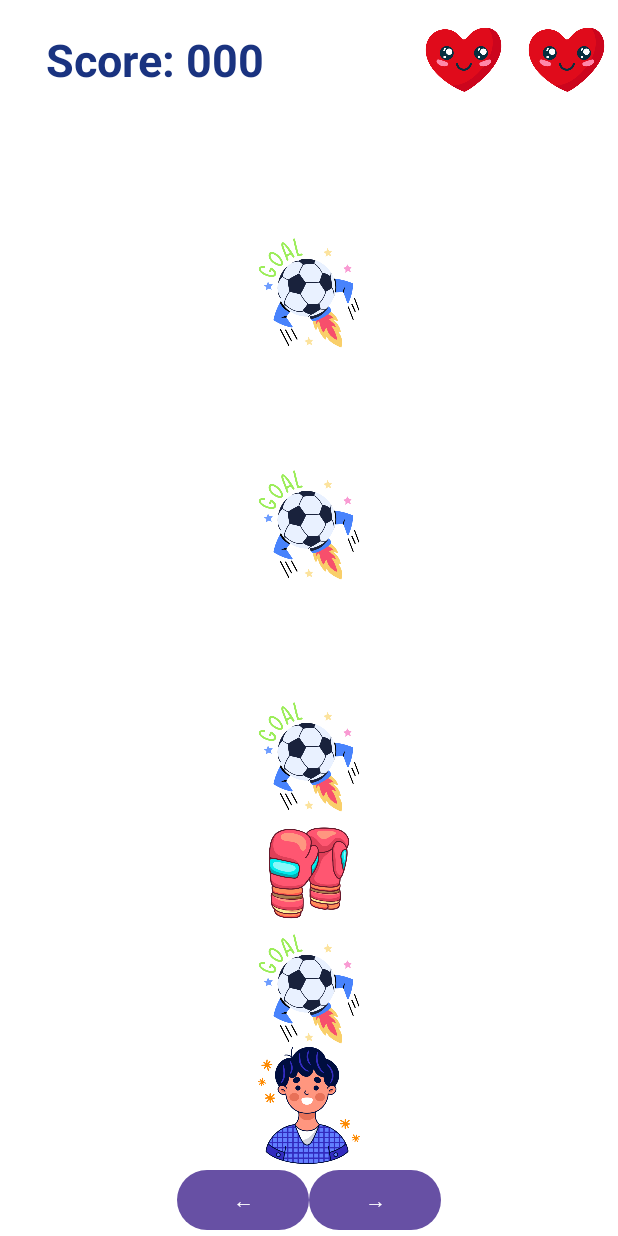
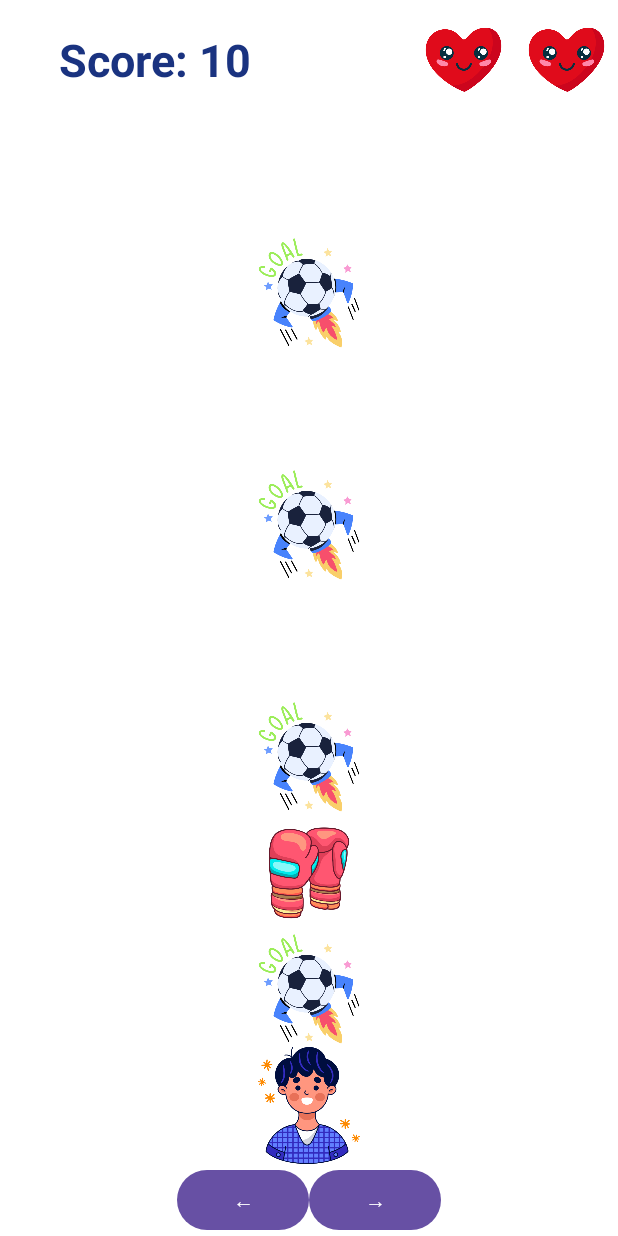
Before and after one commit to GalAngel15/Andorid_Project, an Android app: the screen it shows after launch (MainActivity), after a tap on an icon or button, on a phone screen of 412 x 824 dp. Run offline under Robolectric (Android 15) with nearby library versions, the phone set to English and light mode, and no system bars; 1 other tap on this screen came first.

Commit message:
updates
* need to check vibration
* need to update string

```diff
--- a/carGame/app/src/main/AndroidManifest.xml
+++ b/carGame/app/src/main/AndroidManifest.xml
@@ -1,7 +1,7 @@
 <?xml version="1.0" encoding="utf-8"?>
 <manifest xmlns:android="http://schemas.android.com/apk/res/android"
     xmlns:tools="http://schemas.android.com/tools">
-
+    <uses-permission android:name="android.permission.VIBRATE" />
     <application
         android:allowBackup="true"
         android:dataExtractionRules="@xml/data_extraction_rules"
--- a/carGame/app/src/main/java/com/example/cargame/MainActivity.java
+++ b/carGame/app/src/main/java/com/example/cargame/MainActivity.java
@@ -1,11 +1,17 @@
 package com.example.cargame;
 
+import android.app.AlertDialog;
+import android.content.DialogInterface;
 import android.os.Bundle;
 import android.os.Handler;
 import android.view.View;
 import android.widget.Button;
 import android.widget.ImageView;
+import android.widget.TextView;
 import android.widget.Toast;
+import android.content.Context;
+import android.os.VibrationEffect;
+import android.os.Vibrator;
 
 import androidx.appcompat.app.AppCompatActivity;
 
@@ -30,28 +36,28 @@ public class MainActivity extends AppCompatActivity {
         setContentView(R.layout.activity_main);
 
         initializeGrid();
+        updateScore();
         Button btnLeft = findViewById(R.id.btn_left);
         Button btnRight = findViewById(R.id.btn_right);
 
         btnLeft.setOnClickListener(new View.OnClickListener() {
             @Override
             public void onClick(View v) {
-                moveCarLeft();
+                moveCharacterLeft();
             }
         });
 
         btnRight.setOnClickListener(new View.OnClickListener() {
             @Override
             public void onClick(View v) {
-                moveCarRight();
+                moveCharacterRight();
             }
         });
-
         startGame();
     }
 
     private void initializeGrid() {
-        grid=new ImageView[][]{
+        grid = new ImageView[][]{
                 {findViewById(R.id.grid_item_0_0), findViewById(R.id.grid_item_0_1), findViewById(R.id.grid_item_0_2)},
                 {findViewById(R.id.grid_item_1_0), findViewById(R.id.grid_item_1_1), findViewById(R.id.grid_item_1_2)},
                 {findViewById(R.id.grid_item_2_0), findViewById(R.id.grid_item_2_1), findViewById(R.id.grid_item_2_2)},
@@ -64,48 +70,41 @@ public class MainActivity extends AppCompatActivity {
         };
     }
 
-    private void updateCarPosition() {
-        //clearGrid();
+    private void updateCurrentImage() {
         grid[boyPositionRow][boyPositionCol].setImageResource(currentImageResource);
     }
 
-    private void clearGrid() {
-        for (int i = 0; i < 8; i++) {
-            for (int j = 0; j < 3; j++) {
-                grid[i][j].setImageResource(0);
-            }
+    private void moveCharacterLeft() {
+        if (boyPositionCol > 0) {
+            grid[boyPositionRow][boyPositionCol].setImageResource(0);
+            boyPositionCol--;
+            updateCurrentImage();
         }
     }
 
-    private void moveCarLeft() {
-        if (boyPositionCol > 0) {
-            grid[boyPositionRow][boyPositionCol].setImageResource(0);
-            boyPositionCol--;
-            updateCarPosition();
-        }
-    }
-
-    private void moveCarRight() {
+    private void moveCharacterRight() {
         if (boyPositionCol < 2) {
             grid[boyPositionRow][boyPositionCol].setImageResource(0);
             boyPositionCol++;
-            updateCarPosition();
+            updateCurrentImage();
         }
     }
 
     private void startGame() {
+        initialState();
         handler.postDelayed(new Runnable() {
             @Override
             public void run() {
+                updateScore();
                 ticks++;
                 if (ticks % 2 == 0) {
                     addObstacle(R.drawable.fast);
-                } else if (ticks % 5 ==0) {
+                } else if (ticks % 5 == 0) {
                     addObstacle(R.drawable.boxing_gloves); //give shield
                 }
-                if(ticks % 30 == 0){
-                    dummyTimer=dummyTimer* 0.9; //make the game faster
-                    delayTimer=(long) dummyTimer;
+                if (ticks % 10 == 0) {
+                    dummyTimer = dummyTimer * 0.9; //make the game faster
+                    delayTimer = (long) dummyTimer;
                 }
                 //checkCollision();
                 handler.postDelayed(this, delayTimer);
@@ -118,7 +117,6 @@ public class MainActivity extends AppCompatActivity {
         int lane = rand.nextInt(3);
         grid[0][lane].setImageResource(obstacleImage);
         moveObstacleDown(0, lane, obstacleImage);
-
     }
 
     private void moveObstacleDown(final int row, final int col, final int obstacleImage) {
@@ -128,43 +126,43 @@ public class MainActivity extends AppCompatActivity {
                 public void run() {
                     grid[row][col].setImageResource(0);
                     grid[row + 1][col].setImageResource(obstacleImage);
-                    moveObstacleDown(row + 1, col,obstacleImage);
+                    moveObstacleDown(row + 1, col, obstacleImage);
                 }
             }, delayTimer);
         } else {
-            //grid[boyPositionRow][boyPositionCol].setImageResource(currentImageResource);
-            if(col==boyPositionCol && obstacleImage==R.drawable.fast){
+            grid[row][col].setImageResource(0);
+            if (col == boyPositionCol && obstacleImage == R.drawable.fast) {
                 collision();
-            } else if (col==boyPositionCol && obstacleImage==R.drawable.boxing_gloves) {
-                currentImageResource=R.drawable.viking;
+                updateCurrentImage();
+            } else if (col == boyPositionCol && obstacleImage == R.drawable.boxing_gloves) {
+                currentImageResource = R.drawable.viking;
+                updateCurrentImage();
             }
-            grid[row][col].setImageResource(0);
-            grid[boyPositionRow][boyPositionCol].setImageResource(currentImageResource);
         }
     }
 
+    private void clearGrid() {
+        for (int i = 0; i < 9; i++) {
+            for (int j = 0; j < 3; j++) {
+                grid[i][j].setImageResource(0);
+            }
+        }
+    }
     private void collision() {
-        lives--;
-        updateLives();
+        if(currentImageResource == R.drawable.viking){
+            currentImageResource=R.drawable.boy;
+            updateCurrentImage();
+        }else {
+            lives--;
+            updateLives();
+        }
+        vibratePhone(); //need to check this
         if (lives <= 0) {
             Toast.makeText(this, "Game Over!", Toast.LENGTH_SHORT).show();
             handler.removeCallbacksAndMessages(null);
-        }else {
+            showStartGameDialog();
+        } else {
             Toast.makeText(this, "Crash!", Toast.LENGTH_SHORT).show();
-        }
-    }
-    private void checkCollision() {
-        if (grid[boyPositionRow - 1][boyPositionCol].getDrawable() != null &&
-                grid[boyPositionRow - 1][boyPositionCol].getDrawable().getConstantState() ==
-                        getResources().getDrawable(R.drawable.fast, null).getConstantState()) {
-            lives--;
-            updateLives();
-            if (lives <= 0) {
-                Toast.makeText(this, "Game Over!", Toast.LENGTH_SHORT).show();
-                handler.removeCallbacksAndMessages(null);
-            } else {
-                Toast.makeText(this, "Crash!", Toast.LENGTH_SHORT).show();
-            }
         }
     }
 
@@ -176,4 +174,48 @@ public class MainActivity extends AppCompatActivity {
         heart2.setVisibility(lives >= 2 ? View.VISIBLE : View.INVISIBLE);
         heart3.setVisibility(lives >= 3 ? View.VISIBLE : View.INVISIBLE);
     }
+
+    // Function to create vibration
+    private void vibratePhone() {
+        Vibrator vibrator = (Vibrator) getSystemService(Context.VIBRATOR_SERVICE);
+        if (vibrator != null) {
+            VibrationEffect effect = VibrationEffect.createOneShot(500, VibrationEffect.DEFAULT_AMPLITUDE);
+            vibrator.vibrate(effect);
+        }
+    }
+
+    private void updateScore() {
+        TextView scoreTextView = findViewById(R.id.score);
+        String scoreText = getString(R.string.score_text, ticks);
+        scoreTextView.setText(scoreText);
+    }
+
+    private void showStartGameDialog() {
+        AlertDialog.Builder builder = new AlertDialog.Builder(this);
+        builder.setMessage("האם אתה רוצה להתחיל משחק חדש?")
+                .setPositiveButton("כן", new DialogInterface.OnClickListener() {
+                    public void onClick(DialogInterface dialog, int id) {
+                        Toast.makeText(MainActivity.this, "המשחק מתחיל!", Toast.LENGTH_SHORT).show();
+                        startGame();
+                    }
+                })
+                .setNegativeButton("לא", new DialogInterface.OnClickListener() {
+                    public void onClick(DialogInterface dialog, int id) {
+                        dialog.dismiss();
+                    }
+                });
+        builder.create().show();
+    }
+    private void initialState() {
+        clearGrid();
+        lives = 3;
+        updateLives();
+        ticks = 0;
+        dummyTimer = 1000;
+        delayTimer = 1000;
+        boyPositionRow = 8;
+        boyPositionCol = 1;
+        updateCurrentImage();
+        updateScore();
+    }
 }
--- a/carGame/app/src/main/res/layout/activity_main.xml
+++ b/carGame/app/src/main/res/layout/activity_main.xml
@@ -21,7 +21,7 @@
             android:layout_width="match_parent"
             android:layout_height="match_parent"
             android:layout_weight="1"
-            android:text="Score: 000"
+            android:text="@string/score_text"
             android:layout_margin="2dp"
             android:gravity="center"
             android:textSize="30sp"
--- a/carGame/app/src/main/res/values/strings.xml
+++ b/carGame/app/src/main/res/values/strings.xml
@@ -1,3 +1,4 @@
 <resources>
     <string name="app_name">carGame</string>
+    <string name="score_text">Score: %d</string>
 </resources>
```
